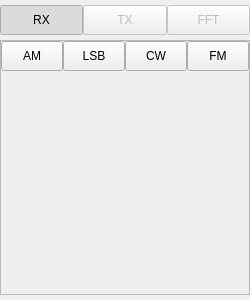
This is gui/control_panel.ui in csete/softrig as Qt 5 draws it before an edit. The edited form follows.
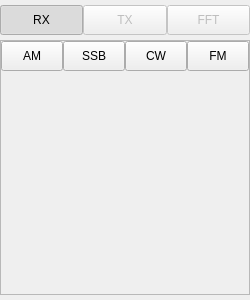
This is the edited form.

Commit message:
Implement mode selection
Add mode selector buttons for AM, SSB, CW and FM. Repeated clicks on the
SSB button toggles between LSB and USB.

Diff of the .ui file:
```diff
--- a/gui/control_panel.ui
+++ b/gui/control_panel.ui
@@ -226,7 +226,7 @@
                 </size>
                </property>
                <property name="text">
-                <string>LSB</string>
+                <string>SSB</string>
                </property>
               </widget>
              </item>
```
The commit also changes 2 other files.
